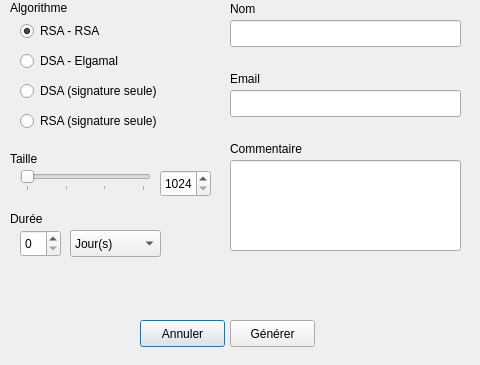
Qt form GuiPG/src/View/keycreation.ui (Diakakodo/GuiPG) before a commit.
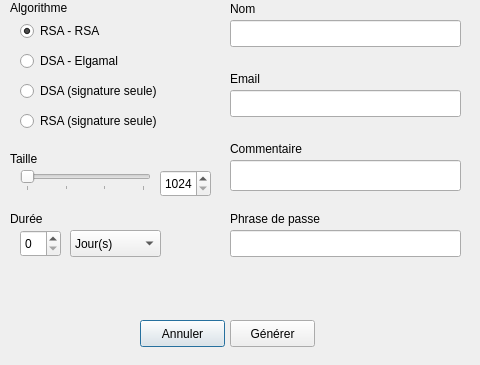
The same form after that commit.

Commit message: keycreation : refresh de la liste des clés quand une clé est créée

Patch:
```diff
--- a/GuiPG/src/View/keycreation.ui
+++ b/GuiPG/src/View/keycreation.ui
@@ -742,7 +742,30 @@
      <x>230</x>
      <y>160</y>
      <width>231</width>
-     <height>91</height>
+     <height>31</height>
+    </rect>
+   </property>
+  </widget>
+  <widget class="QLabel" name="label_8">
+   <property name="geometry">
+    <rect>
+     <x>230</x>
+     <y>210</y>
+     <width>111</width>
+     <height>17</height>
+    </rect>
+   </property>
+   <property name="text">
+    <string>Phrase de passe</string>
+   </property>
+  </widget>
+  <widget class="QLineEdit" name="lineEdit_4">
+   <property name="geometry">
+    <rect>
+     <x>230</x>
+     <y>230</y>
+     <width>231</width>
+     <height>27</height>
     </rect>
    </property>
   </widget>
```
The commit also changes 5 other files.
